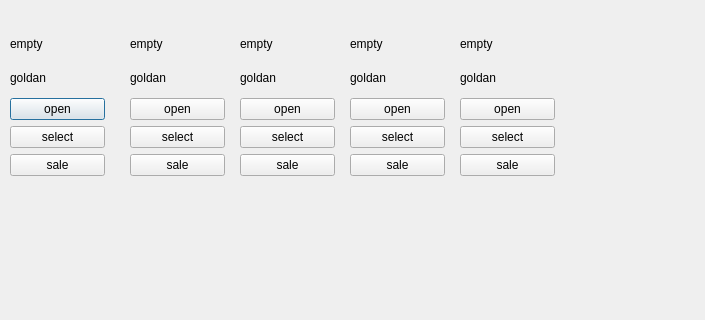
Before: the Qt Designer form second.ui in mahshid-o/GreenHouse, drawn with Qt 5; both pictures show x 0 to 705 and y 0 to 320 of the 900 by 522 pixel window.
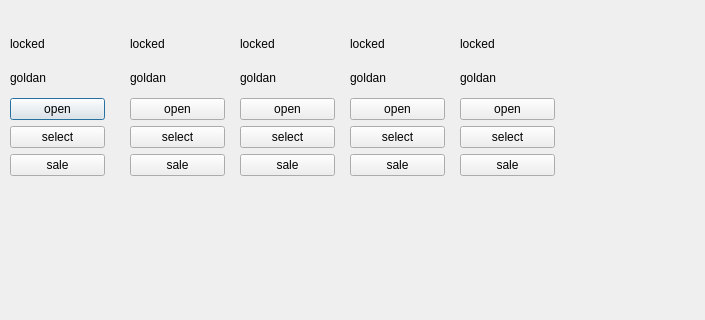
After: the same form once the commit is applied. Icons and pictures are not drawn.

Diff of the .ui file:
```diff
--- a/second.ui
+++ b/second.ui
@@ -29,7 +29,7 @@
     <item>
      <widget class="QLabel" name="labelName1">
       <property name="text">
-       <string>empty</string>
+       <string>locked</string>
       </property>
      </widget>
     </item>
@@ -76,7 +76,7 @@
     <item>
      <widget class="QLabel" name="labelName2">
       <property name="text">
-       <string>empty</string>
+       <string>locked</string>
       </property>
      </widget>
     </item>
@@ -123,7 +123,7 @@
     <item>
      <widget class="QLabel" name="labelName3">
       <property name="text">
-       <string>empty</string>
+       <string>locked</string>
       </property>
      </widget>
     </item>
@@ -170,7 +170,7 @@
     <item>
      <widget class="QLabel" name="labelName4">
       <property name="text">
-       <string>empty</string>
+       <string>locked</string>
       </property>
      </widget>
     </item>
@@ -217,7 +217,7 @@
     <item>
      <widget class="QLabel" name="labelName5">
       <property name="text">
-       <string>empty</string>
+       <string>locked</string>
       </property>
      </widget>
     </item>
```
